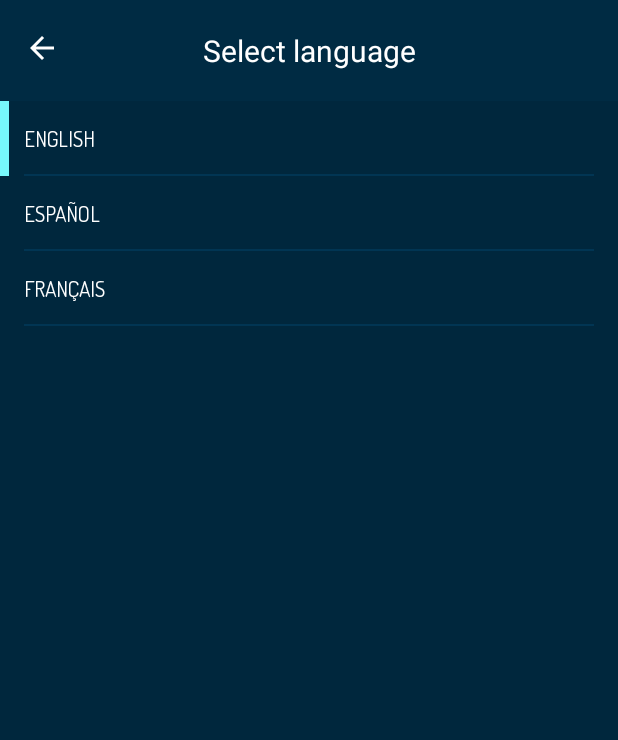
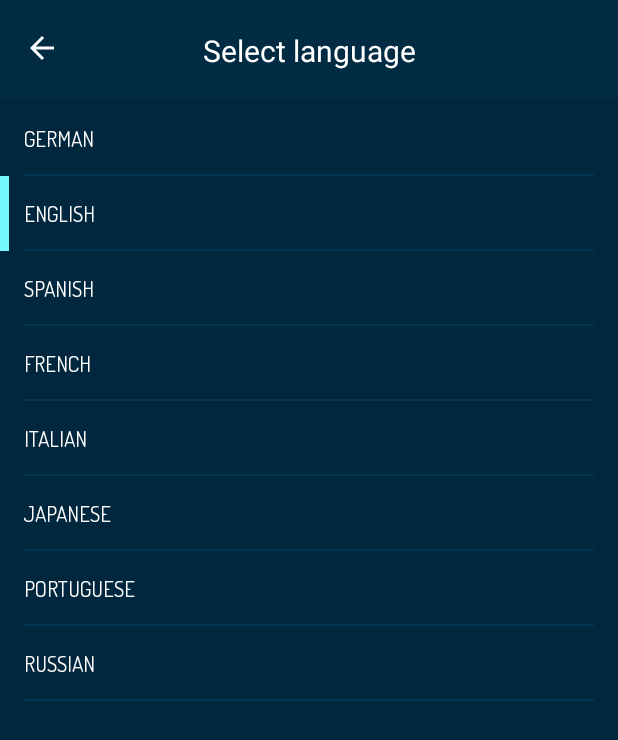
Before and after one commit to RomeRock/android-cryptocurrencyconverter, an Android app: the LanguageSettingsActivity screen opened directly, with no data from a screen before it, on a phone screen of 412 x 824 dp. Shown: the top 740 px of the screen. Run offline under Robolectric (Android 15) with nearby library versions, the phone set to English and light mode, and no system bars; our stand-ins replace AdMob, ButterKnife, Firebase (no records; nobody signed in at launch, a user with empty details on screens opened directly); libraries missing offline, so code that uses them is left out: com.android.vending.

Commit message:
add changes

```diff
--- a/app/src/main/java/com/romerock/apps/utilities/cryptocurrencyconverter/LanguageSettingsActivity.java
+++ b/app/src/main/java/com/romerock/apps/utilities/cryptocurrencyconverter/LanguageSettingsActivity.java
@@ -59,11 +59,13 @@ public class LanguageSettingsActivity extends AppCompatActivity implements Theme
         ButterKnife.bind(this);
         sharedPrefs = getSharedPreferences(getString(R.string.preferences_name), MODE_PRIVATE);
         Utilities.colorStatusBar(LanguageSettingsActivity.this, this.getWindow());
-        List<ItemSettings> itemsData = new ArrayList<ItemSettings>(3);
-        itemsData.add(new ItemSettings("ENGLISH", sharedPrefs.getString(getString(R.string.language_settings), "").equals("en") ? true : false));
-        itemsData.add(new ItemSettings("ESPAÑOL", sharedPrefs.getString(getString(R.string.language_settings), "").equals("es") ? true : false));
-        itemsData.add(new ItemSettings("FRANÇAIS", sharedPrefs.getString(getString(R.string.language_settings), "").equals("fr") ? true : false));
+        String[] languages = getResources().getStringArray(R.array.languages);
+        final String[] symbols = getResources().getStringArray(R.array.language_simbol);
 
+        List<ItemSettings> itemsData = new ArrayList<ItemSettings>(languages.length);
+        for (int i = 0; i < languages.length; i++) {
+            itemsData.add(new ItemSettings(languages[i].toUpperCase(), sharedPrefs.getString(getString(R.string.language_settings), "").equals(symbols[i]) ? true : false));
+        }
         recyclerView.setLayoutManager(new LinearLayoutManager(this));
         RecyclerViewAdapter mAdapter = new RecyclerViewAdapter(itemsData, new ItemClickInterface() {
             @Override
@@ -71,28 +73,12 @@ public class LanguageSettingsActivity extends AppCompatActivity implements Theme
                 SharedPreferences sharedPrefs = getSharedPreferences(getString(R.string.preferences_name), MODE_PRIVATE);
                 SharedPreferences.Editor ed;
                 ed = sharedPrefs.edit();
-                FirebaseHelper.subscribeUnsubscribeTopic (LanguageSettingsActivity.this, false);
-                switch (position) {
-                    default:
-                    case 0:
-                        ed.putString(getString(R.string.language_settings), "en");
-                        LocaleHelper.setLocale(LanguageSettingsActivity.this, "en");
-                        //     Toast.makeText(LanguageSettingsActivity.this, getString(R.string.settings_option_language_change, "English"), Toast.LENGTH_SHORT).show();
-                        break;
-                    case 1:
-                        ed.putString(getString(R.string.language_settings), "es");
-                        LocaleHelper.setLocale(LanguageSettingsActivity.this, "es");
-                        //   Toast.makeText(LanguageSettingsActivity.this, getString(R.string.settings_option_language_change, "Español"), Toast.LENGTH_SHORT).show();
-                        break;
-                    case 2:
-                        ed.putString(getString(R.string.language_settings), "fr");
-                        LocaleHelper.setLocale(LanguageSettingsActivity.this, "fr");
-                        //  Toast.makeText(LanguageSettingsActivity.this, getString(R.string.settings_option_language_change, "Français"), Toast.LENGTH_SHORT).show();
-                        break;
-                }
+                FirebaseHelper.subscribeUnsubscribeTopic(LanguageSettingsActivity.this, false);
+                ed.putString(getString(R.string.language_settings), symbols[position]);
+                LocaleHelper.setLocale(LanguageSettingsActivity.this, symbols[position]);
                 ed.commit();
                 tittle.setText(getString(R.string.settings_option_select_lenguage));
-                finish();
+                onBackPressed();
             }
         }, LanguageSettingsActivity.this);
         recyclerView.setAdapter(mAdapter);
--- a/app/src/main/java/com/romerock/apps/utilities/cryptocurrencyconverter/NotificationCenterActivity.java
+++ b/app/src/main/java/com/romerock/apps/utilities/cryptocurrencyconverter/NotificationCenterActivity.java
@@ -69,6 +69,7 @@ public class NotificationCenterActivity extends AppCompatActivity implements The
         super.onCreate(savedInstanceState);
         Window window = this.getWindow();
         Utilities.colorStatusBar(getApplication(), window);
+        Utilities.ChangeLanguage(NotificationCenterActivity.this);
         setTheme(getThemePreferences(getApplication()));
         setContentView(R.layout.activity_notification_center);
         ButterKnife.bind(this);
--- a/app/src/main/java/com/romerock/apps/utilities/cryptocurrencyconverter/SetupPushNotificationsActivity.java
+++ b/app/src/main/java/com/romerock/apps/utilities/cryptocurrencyconverter/SetupPushNotificationsActivity.java
@@ -164,9 +164,9 @@ public class SetupPushNotificationsActivity extends AppCompatActivity implements
     protected void onCreate(Bundle savedInstanceState) {
         super.onCreate(savedInstanceState);
         Window window = this.getWindow();
+        Utilities.ChangeLanguage(this);
         setTheme(getThemePreferences(getApplication()));
         Utilities.colorStatusBar(getApplication(), window);
-        Utilities.ChangeLanguage(this);
         setContentView(R.layout.activity_setup_push_notifications);
         ButterKnife.bind(this);
         sharedPrefs = getSharedPreferences(getString(R.string.preferences_name), MODE_PRIVATE);
--- a/app/src/main/java/com/romerock/apps/utilities/cryptocurrencyconverter/fragments/FeedbackDialogFragment.java
+++ b/app/src/main/java/com/romerock/apps/utilities/cryptocurrencyconverter/fragments/FeedbackDialogFragment.java
@@ -77,6 +77,7 @@ public class FeedbackDialogFragment extends DialogFragment {
     @Override
     public void onViewCreated(View view, @Nullable Bundle savedInstanceState) {
         super.onViewCreated(view, savedInstanceState);
+        Utilities.ChangeLanguage(getActivity());
         Utilities.closeKeyboard(this.getActivity());
 
 
--- a/app/src/main/java/com/romerock/apps/utilities/cryptocurrencyconverter/fragments/RateusDialogFragment.java
+++ b/app/src/main/java/com/romerock/apps/utilities/cryptocurrencyconverter/fragments/RateusDialogFragment.java
@@ -53,6 +53,7 @@ public class RateusDialogFragment extends DialogFragment {
     @Override
     public View onCreateView(LayoutInflater inflater, ViewGroup container, Bundle savedInstanceState) {
         View view = inflater.inflate(R.layout.pop_up_some_love, container);
+        Utilities.ChangeLanguage(getActivity());
         unbinder = ButterKnife.bind(this, view);
         getDialog().getWindow().setBackgroundDrawable(new ColorDrawable(Color.TRANSPARENT));
         ratingBar.setOnRatingBarChangeListener(new RatingBar.OnRatingBarChangeListener() {
--- a/app/src/main/java/com/romerock/apps/utilities/cryptocurrencyconverter/fragments/RewardedFragment.java
+++ b/app/src/main/java/com/romerock/apps/utilities/cryptocurrencyconverter/fragments/RewardedFragment.java
@@ -17,6 +17,7 @@ import com.google.android.gms.ads.reward.RewardedVideoAd;
 import com.google.android.gms.ads.reward.RewardedVideoAdListener;
 import com.romerock.apps.utilities.cryptocurrencyconverter.MainActivity;
 import com.romerock.apps.utilities.cryptocurrencyconverter.R;
+import com.romerock.apps.utilities.cryptocurrencyconverter.Utilities.Utilities;
 import com.romerock.apps.utilities.cryptocurrencyconverter.helpers.SingletonInAppBilling;
 import com.romerock.apps.utilities.cryptocurrencyconverter.interfaces.FinishVideo;
 
@@ -56,6 +57,7 @@ public class RewardedFragment extends DialogFragment implements RewardedVideoAdL
     public View onCreateView(LayoutInflater inflater, ViewGroup container,
                              Bundle savedInstanceState) {
         View view = inflater.inflate(R.layout.pop_up_rewarded, container, false);
+        Utilities.ChangeLanguage(getActivity());
         getDialog().getWindow().setBackgroundDrawable(new ColorDrawable(Color.TRANSPARENT));
         unbinder = ButterKnife.bind(this, view);
 
@@ -117,10 +119,9 @@ public class RewardedFragment extends DialogFragment implements RewardedVideoAdL
     private void loadRewardedVideoAd() {
         if (!rewardedVideoAd.isLoaded()) {
             rewardedVideoAd.loadAd(getActivity().getResources().getString(R.string.banner_rewarded_AD_UNIT_ID) , new AdRequest.Builder()
-                       .addTestDevice("0423998143E406A5A39DE5E1FEE6C6DA")
+                    //   .addTestDevice("0423998143E406A5A39DE5E1FEE6C6DA")
                     .build());
         }
-
     }
 
     @Override
--- a/app/src/main/java/com/romerock/apps/utilities/cryptocurrencyconverter/fragments/ShareDialogFragment.java
+++ b/app/src/main/java/com/romerock/apps/utilities/cryptocurrencyconverter/fragments/ShareDialogFragment.java
@@ -63,6 +63,7 @@ public class ShareDialogFragment extends DialogFragment {
     @Override
     public View onCreateView(LayoutInflater inflater, ViewGroup container, Bundle savedInstanceState) {
         View view = inflater.inflate(R.layout.pop_up_share, container);
+        Utilities.ChangeLanguage(getActivity());
         unbinder = ButterKnife.bind(this, view);
         getDialog().getWindow().setBackgroundDrawable(new ColorDrawable(Color.TRANSPARENT));
         switch (Utilities.getThemePreferences(getActivity())) {
--- a/app/src/main/java/com/romerock/apps/utilities/cryptocurrencyconverter/fragments/SubscriptionDialogFragment.java
+++ b/app/src/main/java/com/romerock/apps/utilities/cryptocurrencyconverter/fragments/SubscriptionDialogFragment.java
@@ -86,6 +86,7 @@ public class SubscriptionDialogFragment extends DialogFragment implements ThemeI
     @Override
     public View onCreateView(LayoutInflater inflater, ViewGroup container, Bundle savedInstanceState) {
         View view = inflater.inflate(R.layout.pop_up_subscription, container);
+        Utilities.ChangeLanguage(getActivity());
         getDialog().getWindow().setBackgroundDrawable(new ColorDrawable(Color.TRANSPARENT));
         unbinder = ButterKnife.bind(this, view);
         mHelper = SingletonInAppBilling.Instance().getmHelper();
--- a/app/src/main/res/layout/activity_settings.xml
+++ b/app/src/main/res/layout/activity_settings.xml
@@ -4,6 +4,7 @@
     android:layout_width="match_parent"
     android:layout_height="match_parent"
     android:id="@+id/relContent"
+    android:background="@color/colorPrimary"
     android:orientation="horizontal">
 
     <TextView
--- a/app/src/main/res/layout/recyclerview_item.xml
+++ b/app/src/main/res/layout/recyclerview_item.xml
@@ -30,6 +30,7 @@
             android:layout_alignBaseline="@+id/item_icon"
             android:layout_toRightOf="@+id/item_icon"
             android:fontFamily="@font/dosis_regular"
+            android:textColor="@color/white"
             android:paddingBottom="@dimen/font_size_settings"
             android:paddingRight="@dimen/rightRow"
             android:paddingLeft="@dimen/font_size_settings"
--- a/app/src/main/res/values-v21/strings.xml
+++ /dev/null
@@ -1,6 +0,0 @@
-<?xml version="1.0" encoding="utf-8"?>
-<resources>
-    <string name="VIEW_AD_AND_UNLOCK">VIEW AD AND UNLOCK THIS FEATURE</string>
-    <string name="donate_us">Donate us</string>
-    <string name="this_feature_is_blocked">This feature is blocked :(, if you support our team with some love, we will enable this and other functions, and we will remove those annoying ads</string>
-</resources>
--- /dev/null
+++ b/app/src/main/res/values/languages.xml
@@ -0,0 +1,26 @@
+<?xml version="1.0" encoding="utf-8"?>
+<resources>
+
+    <string-array name="language_simbol">
+        <item>de</item>
+        <item>en</item>
+        <item>es</item>
+        <item>fr</item>
+        <item>it</item>
+        <item>ja</item>
+        <item>pt</item>
+        <item>ru</item>
+    </string-array>
+    <string-array name="languages">
+        <item>@string/German</item>
+        <item>@string/English</item>
+        <item>@string/Spanish</item>
+        <item>@string/French</item>
+        <item>@string/Italian</item>
+        <item>@string/Japanese</item>
+        <item>@string/Portuguese</item>
+        <item>@string/Russian</item>
+    </string-array>
+
+
+</resources>
--- a/app/src/main/res/values/strings.xml
+++ b/app/src/main/res/values/strings.xml
@@ -1,4 +1,5 @@
 <resources>
+    <!--https://testfirebasedb-46caf.firebaseapp.com/translations/hCWOvBdF3eX7Ks0NHdFD-->
     <string name="app_name">Cryptocurrency Converter</string>
     <string name="banner_ad_unit_id" translatable="false">ca-app-pub-1943700858932247/4609978137</string>
     <string name="interstitial_ad_unit_id" translatable="false">ca-app-pub-1943700858932247/4683373591</string>
@@ -34,6 +35,14 @@
     <string name="preferences_defaultCurrencies_first_time" translatable="false">preferences_defaultCurrencies_first_time</string>
     <string name="preferences_interstitial_count" translatable="false">preferences_interstitial_count</string>
     <string name="banner_rewarded_APP_ID" translatable="false">ca-app-pub-1943700858932247/1949938002</string>
+    <string name="share_link" translatable="false">https://goo.gl/EBkFAh</string>
+    <string name="preferences_defaultCurrencies" translatable="false">defaultCurrencies</string>
+    <string name="preferences_theme_tittle" translatable="false">themeTittle</string>
+    <string name="preferences_rate" translatable="false">rateApp</string>
+    <string name="language_settings" translatable="false">LanguageSettings</string>
+    <string name="mail_support" translatable="false">contact@romerock.com</string>
+    <string name="badge_settings" translatable="false">BadgeSettings</string>
+    <string name="shareAndRewarded" translatable="false">shareAndRewardedPreferences</string>
 
     <string name="update_time">Updated:</string>
     <string name="range1D">24H</string>
@@ -59,23 +68,17 @@
     <string name="tipCalculator">Tip Calculator &amp; Bill Split</string>
     <string name="xpressVote">Xpress Vote - Surveys &amp; Polls</string>
     <string name="followUs">Follow us!</string>
-    <string name="mail_support">contact@romerock.com</string>
-    <string name="badge_settings">BadgeSettings</string>
     <string name="subscribeMe">Donate and Become Premium</string>
     <string name="notifyMe">Add Notifications</string>
     <string name="edit">Edit</string>
     <string name="add_currency">Add currency</string>
     <string name="done">Done</string>
-    <string name="preferences_defaultCurrencies">defaultCurrencies</string>
     <string name="have_currency">Sorry, but you already selected this currency, please try with a different one</string>
     <string name="graph">Graph</string>
     <string name="error_eval">Error. Invalid Formula</string>
     <string name="no_thanks">No thanks</string>
     <string name="pop_up_get_some_love_tittle">Will you show us\nsome love?</string>
     <string name="pop_up_get_some_love_content">If you like Currency Converter,\nlet us know.\nThank you for your support!</string>
-    <string name="preferences_theme_tittle">themeTittle</string>
-    <string name="preferences_rate">rateApp</string>
-    <string name="language_settings">LanguageSettings</string>
     <string name="pop_up_rate_subject">Currency Converter - Feedback - Android</string>
     <string name="share_facebook">Share on Facebook</string>
     <string name="share_twitter">Share on Twitter</string>
@@ -114,8 +117,6 @@
     <string name="settings_option_select_scheme_color">Select scheme color</string>
     <string name="settings_preview">PREVIEW</string>
     <string name="settings_preview_pro_version">PRO VERSION</string>
-    <string name="share_link">https://goo.gl/EBkFAh</string>
-    <string name="shareAndRewarded">shareAndRewardedPreferences</string>
     <string name="share_via_twitter">I\'m using #Cypto #Currency  #Converter. Download for #FREE #Android</string>
     <string name="share_success">Thank you for sharing</string>
     <string name="quickConverter">Quick Unit Converter</string>
@@ -139,4 +140,12 @@
     <string name="oh_oh">Oh oh!</string>
     <string name="donate_us">Donate us</string>
     <string name="this_feature_is_blocked">This feature is blocked :(, if you support our team with some love, we will enable this and other functions, and we will remove those annoying ads</string>
+    <string name="German">German</string>
+    <string name="English">English</string>
+    <string name="Spanish">Spanish</string>
+    <string name="French">French</string>
+    <string name="Italian">Italian</string>
+    <string name="Japanese">Japanese</string>
+    <string name="Portuguese">Portuguese</string>
+    <string name="Russian">Russian</string>
 </resources>
```
Also changed, not shown: app/src/main/java/com/romerock/apps/utilities/cryptocurrencyconverter/MainActivity.java (+8 -1 lines), app/src/main/java/com/romerock/apps/utilities/cryptocurrencyconverter/helpers/SingletonInAppBilling.java (+14 -1 lines), app/src/main/java/com/romerock/apps/utilities/cryptocurrencyconverter/interfaces/ItemClickLanguagesInterface.java (added, +10 -0 lines), app/src/main/java/com/romerock/apps/utilities/cryptocurrencyconverter/model/UserUdId.java (+40 -0 lines), 5 other files.
